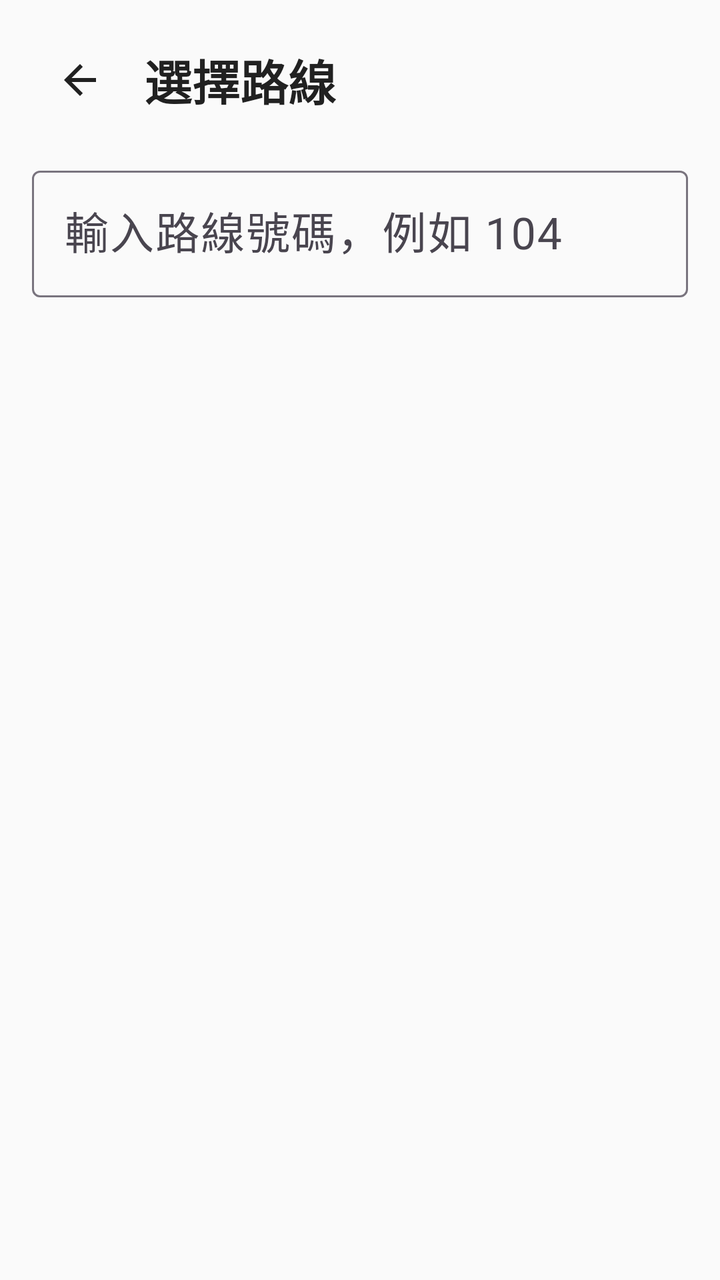
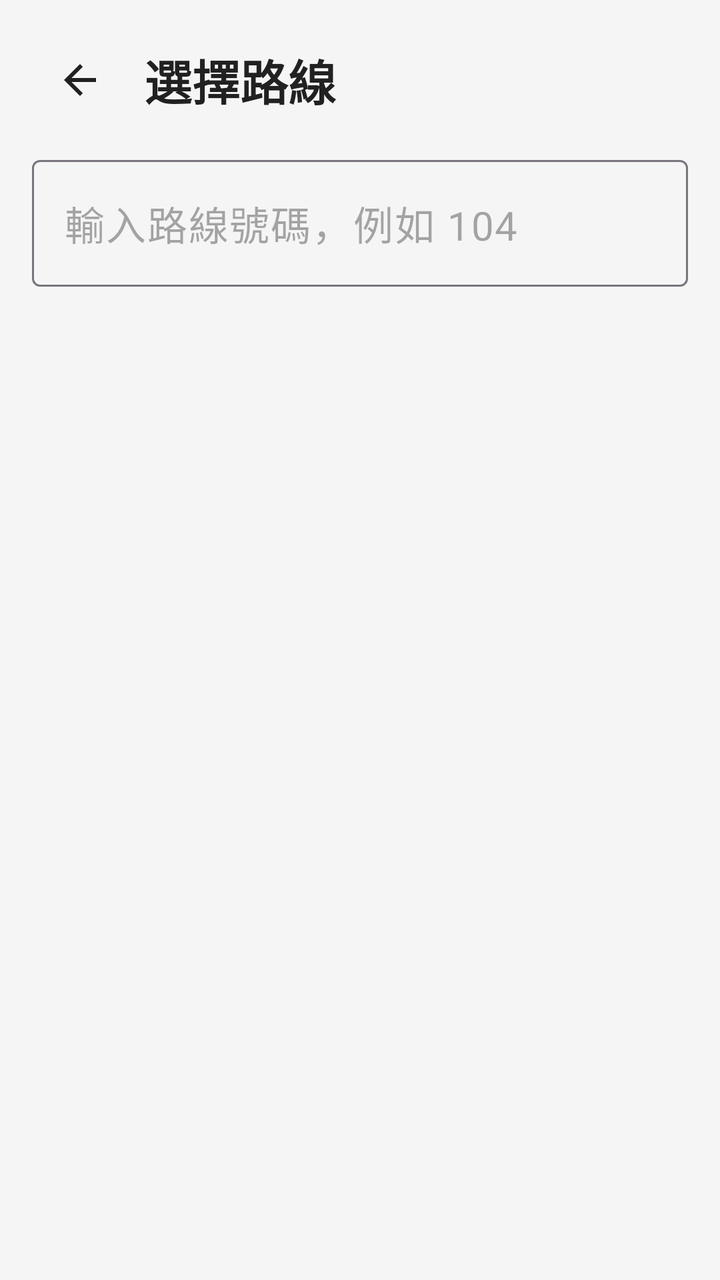

Screens rendered from an Android XML layout before and after an edit, with the pre-edit source and the edit as a unified diff.
<!-- AndroidManifest.xml: application theme Theme.BusScheduleETA -->
<!-- res/layout/activity_pick_route.xml -->
<?xml version="1.0" encoding="utf-8"?>
<LinearLayout
    xmlns:android="http://schemas.android.com/apk/res/android"
    xmlns:app="http://schemas.android.com/apk/res-auto"
    android:id="@+id/pickRouteRoot"
    android:layout_width="match_parent"
    android:layout_height="match_parent"
    android:background="@color/bg_light"
    android:orientation="vertical"
    android:padding="16dp">

    <LinearLayout
        android:layout_width="match_parent"
        android:layout_height="wrap_content"
        android:gravity="center_vertical"
        android:orientation="horizontal">

        <ImageButton
            android:id="@+id/btnBack"
            android:layout_width="48dp"
            android:layout_height="48dp"
            android:background="?attr/selectableItemBackgroundBorderless"
            android:contentDescription="返回"
            android:src="?attr/homeAsUpIndicator"
            app:tint="@color/text_primary" />

        <TextView
            android:layout_width="wrap_content"
            android:layout_height="wrap_content"
            android:layout_marginStart="8dp"
            android:text="選擇路線"
            android:textColor="@color/text_primary"
            android:textSize="24sp"
            android:textStyle="bold" />
    </LinearLayout>

    <com.google.android.material.textfield.TextInputLayout
        android:id="@+id/tilSearch"
        style="@style/Widget.Material3.TextInputLayout.OutlinedBox"
        android:layout_width="match_parent"
        android:layout_height="wrap_content"
        android:layout_marginTop="16dp"
        android:hint="輸入路線號碼，例如 104">

        <com.google.android.material.textfield.TextInputEditText
            android:id="@+id/etSearch"
            android:layout_width="match_parent"
            android:layout_height="wrap_content"
            android:inputType="text"
            android:textColor="@color/text_primary"
            android:maxLines="1"
            android:textSize="22sp" />
    </com.google.android.material.textfield.TextInputLayout>

    <TextView
        android:id="@+id/tvError"
        android:layout_width="match_parent"
        android:layout_height="wrap_content"
        android:layout_marginTop="12dp"
        android:textColor="@color/error_text"
        android:textSize="18sp"
        android:visibility="gone" />

    <androidx.recyclerview.widget.RecyclerView
        android:id="@+id/rvRoutes"
        android:layout_width="match_parent"
        android:layout_height="0dp"
        android:layout_marginTop="12dp"
        android:layout_weight="1" />
</LinearLayout>
<!-- resources referenced by this layout -->
<resources>
  <color name="bg_light">#FAFAFA</color>
  <color name="error_text">#B71C1C</color>
  <color name="text_primary">#212121</color>
  <style name="Theme.BusScheduleETA" parent="Base.Theme.BusScheduleETA" />
  <style name="Base.Theme.BusScheduleETA" parent="Theme.Material3.DayNight.NoActionBar">
          
          
      </style>
</resources>

<!-- the commit's change to res/layout/activity_pick_route.xml (unified diff, before → after) -->
@@ -5,7 +5,7 @@
     android:id="@+id/pickRouteRoot"
     android:layout_width="match_parent"
     android:layout_height="match_parent"
-    android:background="@color/bg_light"
+    android:background="@color/page_bg"
     android:orientation="vertical"
     android:padding="16dp">
 
@@ -22,7 +22,7 @@
             android:background="?attr/selectableItemBackgroundBorderless"
             android:contentDescription="返回"
             android:src="?attr/homeAsUpIndicator"
-            app:tint="@color/text_primary" />
+            app:tint="@color/icon_tint" />
 
         <TextView
             android:layout_width="wrap_content"
@@ -30,6 +30,7 @@
             android:layout_marginStart="8dp"
             android:text="選擇路線"
             android:textColor="@color/text_primary"
+            android:tint="@color/icon_tint"
             android:textSize="24sp"
             android:textStyle="bold" />
     </LinearLayout>
@@ -40,16 +41,16 @@
         android:layout_width="match_parent"
         android:layout_height="wrap_content"
         android:layout_marginTop="16dp"
-        android:hint="輸入路線號碼，例如 104">
+        app:hintEnabled="false"
+        app:boxBackgroundMode="outline">
 
         <com.google.android.material.textfield.TextInputEditText
             android:id="@+id/etSearch"
             android:layout_width="match_parent"
             android:layout_height="wrap_content"
+            android:hint="@string/route_search_hint"
             android:inputType="text"
-            android:textColor="@color/text_primary"
-            android:maxLines="1"
-            android:textSize="22sp" />
+            android:textSize="20sp" />
     </com.google.android.material.textfield.TextInputLayout>
 
     <TextView
<!-- resource entries referenced after the edit -->
@@ -1,8 +1,10 @@
 <!-- resources referenced by this layout -->
 <resources>
-  <color name="bg_light">#FAFAFA</color>
   <color name="error_text">#B71C1C</color>
+  <color name="icon_tint">#FF212121</color>
+  <color name="page_bg">#FFF5F5F5</color>
   <color name="text_primary">#212121</color>
+  <string name="route_search_hint">"輸入路線號碼，例如 104"</string>
   <style name="Theme.BusScheduleETA" parent="Base.Theme.BusScheduleETA" />
   <style name="Base.Theme.BusScheduleETA" parent="Theme.Material3.DayNight.NoActionBar">
           
